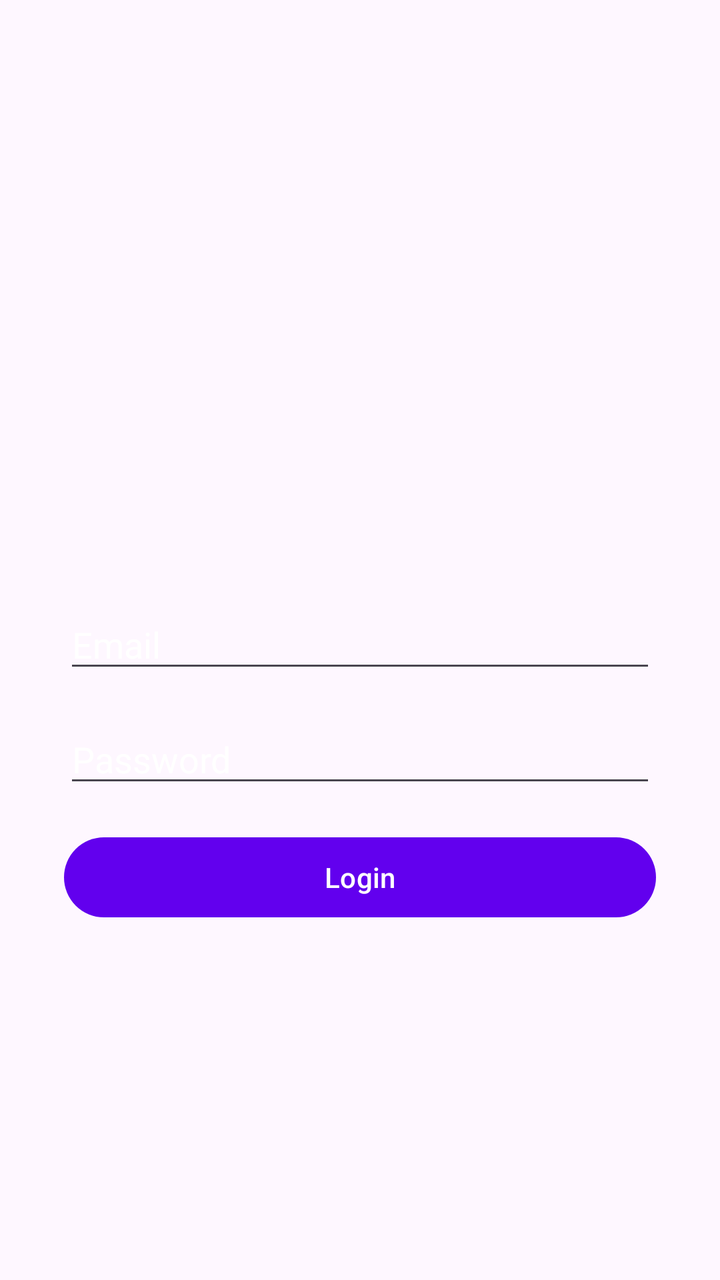
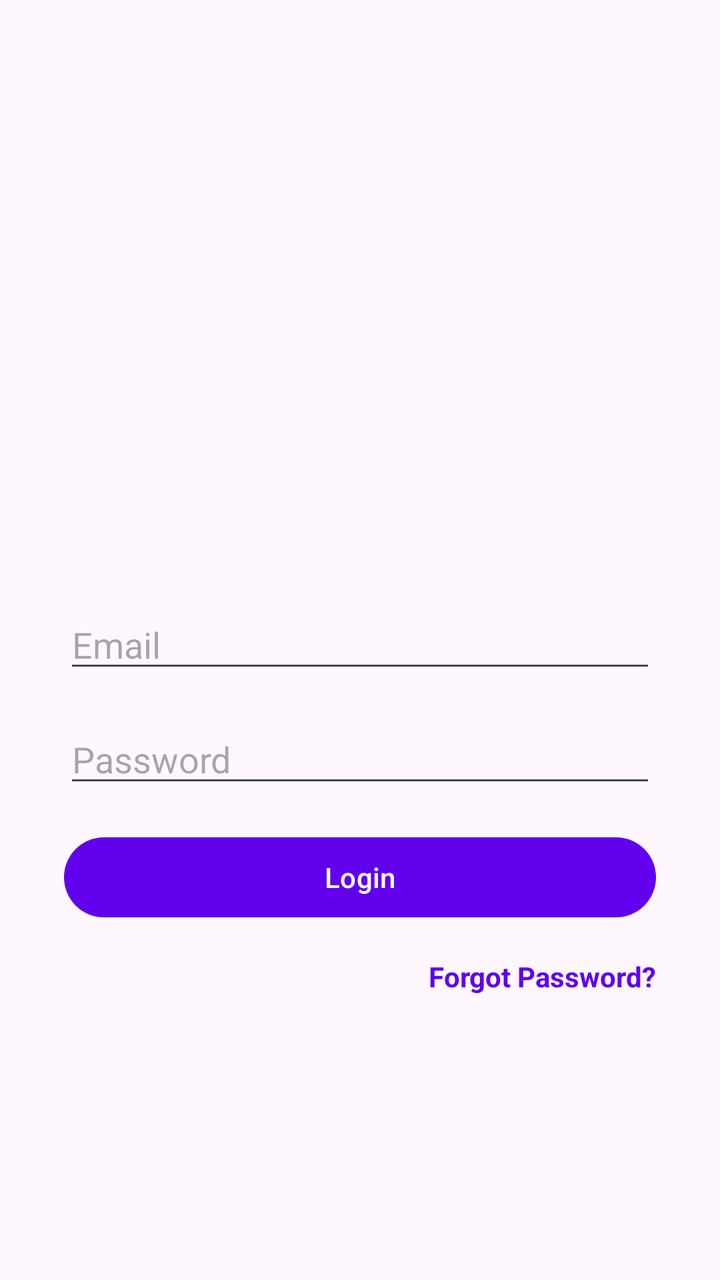

Compare the two renders of this Android layout. The source of the first and the diff that turns it into the second are given below.
<!-- AndroidManifest.xml: application theme Theme.HRM -->
<!-- res/layout/activity_login.xml -->
<?xml version="1.0" encoding="utf-8"?>
<androidx.constraintlayout.widget.ConstraintLayout xmlns:android="http://schemas.android.com/apk/res/android"
    xmlns:app="http://schemas.android.com/apk/res-auto"
    xmlns:tools="http://schemas.android.com/tools"
    android:layout_width="match_parent"
    android:layout_height="match_parent"

    tools:context=".LoginActivity">

    <EditText
        android:id="@+id/email"
        android:layout_width="0dp"
        android:layout_height="wrap_content"
        android:layout_marginStart="32dp"
        android:layout_marginTop="300dp"
        android:layout_marginEnd="32dp"
        android:hint="Email"
        android:inputType="textEmailAddress"
        android:textColor="@android:color/white"
        android:textColorHint="@android:color/white"
        app:layout_constraintEnd_toEndOf="parent"
        app:layout_constraintStart_toStartOf="parent"
        app:layout_constraintTop_toTopOf="parent" />

    <EditText
        android:id="@+id/password"
        android:layout_width="0dp"
        android:layout_height="wrap_content"
        android:layout_marginStart="32dp"
        android:layout_marginTop="16dp"
        android:layout_marginEnd="32dp"
        android:hint="Password"
        android:inputType="textPassword"
        android:textColor="@android:color/white"
        android:textColorHint="@android:color/white"
        app:layout_constraintEnd_toEndOf="parent"
        app:layout_constraintStart_toStartOf="parent"
        app:layout_constraintTop_toBottomOf="@+id/email" />

    <Button
        android:id="@+id/loginButton"
        android:layout_width="0dp"
        android:layout_height="wrap_content"
        android:layout_marginStart="32dp"
        android:layout_marginTop="16dp"
        android:layout_marginEnd="32dp"
        android:text="Login"
        android:textColor="@android:color/white"
        app:layout_constraintEnd_toEndOf="parent"
        app:layout_constraintStart_toStartOf="parent"
        app:layout_constraintTop_toBottomOf="@+id/password" />

</androidx.constraintlayout.widget.ConstraintLayout>
<!-- resources referenced by this layout -->
<resources>
  <style name="Theme.HRM" parent="Base.Theme.HRM" />
  <style name="Base.Theme.HRM" parent="Theme.Material3.DayNight.NoActionBar">
          
          <item name="colorPrimary">@color/my_light_primary</item>
      </style>
  <color name="my_light_primary">#FF6200EE</color>
</resources>

<!-- the commit's change to res/layout/activity_login.xml (unified diff, before → after) -->
@@ -16,8 +16,6 @@
         android:layout_marginEnd="32dp"
         android:hint="Email"
         android:inputType="textEmailAddress"
-        android:textColor="@android:color/white"
-        android:textColorHint="@android:color/white"
         app:layout_constraintEnd_toEndOf="parent"
         app:layout_constraintStart_toStartOf="parent"
         app:layout_constraintTop_toTopOf="parent" />
@@ -31,8 +29,6 @@
         android:layout_marginEnd="32dp"
         android:hint="Password"
         android:inputType="textPassword"
-        android:textColor="@android:color/white"
-        android:textColorHint="@android:color/white"
         app:layout_constraintEnd_toEndOf="parent"
         app:layout_constraintStart_toStartOf="parent"
         app:layout_constraintTop_toBottomOf="@+id/email" />
@@ -45,9 +41,19 @@
         android:layout_marginTop="16dp"
         android:layout_marginEnd="32dp"
         android:text="Login"
-        android:textColor="@android:color/white"
         app:layout_constraintEnd_toEndOf="parent"
         app:layout_constraintStart_toStartOf="parent"
         app:layout_constraintTop_toBottomOf="@+id/password" />
 
+    <TextView
+        android:id="@+id/forgotPasswordTextView"
+        android:layout_width="wrap_content"
+        android:layout_height="wrap_content"
+        android:layout_marginTop="16dp"
+        android:text="Forgot Password?"
+        android:textColor="@color/my_light_primary"
+        android:textStyle="bold"
+        app:layout_constraintEnd_toEndOf="@+id/loginButton"
+        app:layout_constraintTop_toBottomOf="@+id/loginButton" />
+
 </androidx.constraintlayout.widget.ConstraintLayout>
